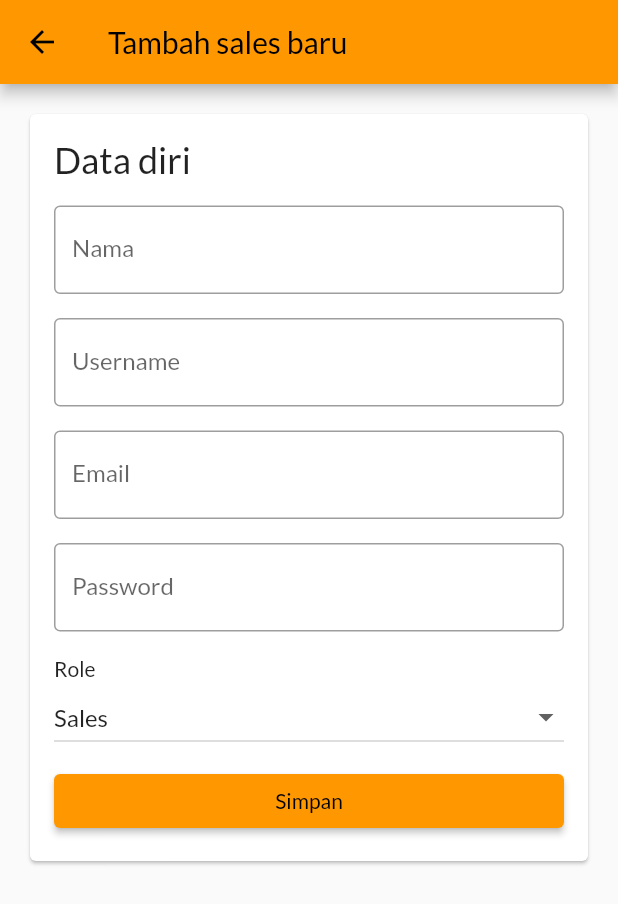
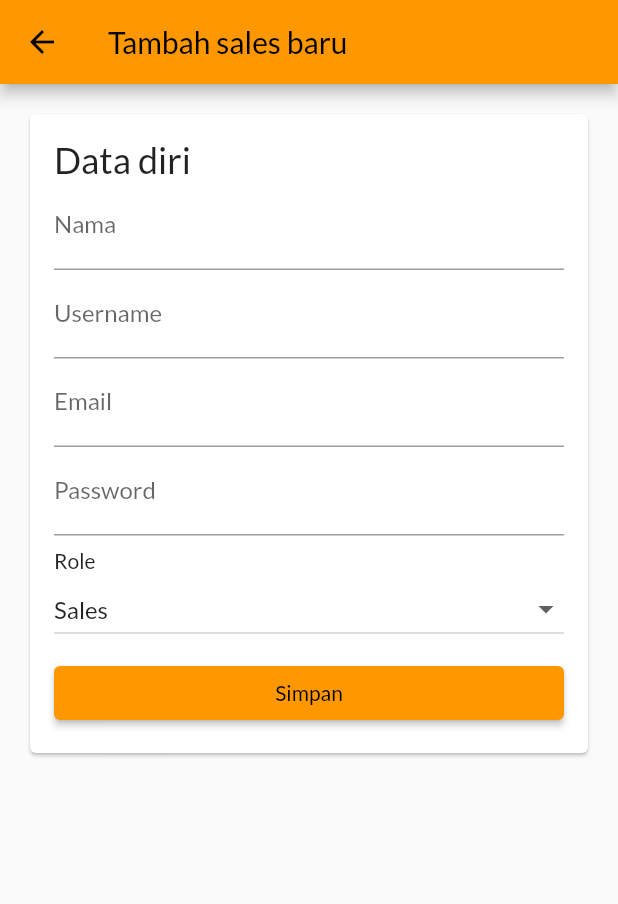
Before and after one commit to mirfanrafif/alohaapp, a Flutter app: the AddSalesPage screen opened directly, on a phone screen of 412 x 824 dp. Shown: the top 904 px of the screen. Run offline on Flutter 3.47's test engine with Material 2 defaults, Android fonts, the phone set to English and light mode, and no system bars; our stand-ins replace charts_flutter, file_picker, flutter_local_notifications, google_fonts, image_picker, multi_select_flutter and 4 more; accounts and stored records are empty; network calls fail.

```diff
--- a/lib/components/pages/add_sales_page.dart
+++ b/lib/components/pages/add_sales_page.dart
@@ -44,43 +44,29 @@ class _AddSalesPageState extends State<AddSalesPage> {
                         "Data diri",
                         style: TextStyle(fontSize: 24),
                       ),
-                      const SizedBox(
-                        height: 16,
-                      ),
                       TextField(
                         controller: _nameController,
-                        decoration: const InputDecoration(
-                            labelText: "Nama", border: OutlineInputBorder()),
-                      ),
-                      const SizedBox(
-                        height: 16,
+                        decoration: const InputDecoration(labelText: "Nama"),
                       ),
                       TextField(
                         controller: _usernameController,
                         decoration: const InputDecoration(
-                            labelText: "Username",
-                            border: OutlineInputBorder()),
-                      ),
-                      const SizedBox(
-                        height: 16,
+                          labelText: "Username",
+                        ),
                       ),
                       TextField(
                         controller: _emailController,
-                        decoration: const InputDecoration(
-                            labelText: "Email", border: OutlineInputBorder()),
-                      ),
-                      const SizedBox(
-                        height: 16,
+                        decoration: const InputDecoration(labelText: "Email"),
                       ),
                       TextField(
                         controller: _passwordController,
                         obscureText: true,
                         decoration: const InputDecoration(
-                            labelText: "Password",
-                            border: OutlineInputBorder()),
+                          labelText: "Password",
+                        ),
                       ),
                       const SizedBox(
-                        height: 16,
+                        height: 8,
                       ),
                       const Text("Role"),
                       DropdownButton<String>(
--- a/lib/components/pages/job_details_page.dart
+++ b/lib/components/pages/job_details_page.dart
@@ -53,7 +53,10 @@ class _JobDetailsPageState extends State<JobDetailsPage> {
                         ),
                         TextField(
                           decoration: const InputDecoration(
-                              border: OutlineInputBorder(), labelText: "Nama"),
+                            border: OutlineInputBorder(),
+                            labelText: "Nama",
+                            contentPadding: EdgeInsets.all(8),
+                          ),
                           controller: _namaController,
                         ),
                         const SizedBox(
@@ -62,6 +65,7 @@ class _JobDetailsPageState extends State<JobDetailsPage> {
                         TextField(
                           decoration: const InputDecoration(
                               border: OutlineInputBorder(),
+                              contentPadding: EdgeInsets.all(8),
                               labelText: "Deskripsi"),
                           minLines: 1,
                           maxLines: 3,
--- a/lib/components/widgets/messages/chat_image.dart
+++ b/lib/components/widgets/messages/chat_image.dart
@@ -26,8 +26,8 @@ class ChatImage extends StatelessWidget {
             // width: 300,
             height: 200,
             fit: BoxFit.cover,
-            errorBuilder: (context, error, stackTrace) => const Center(
-              child: Text("Tidak dapat memuat gambar"),
+            errorBuilder: (context, error, stackTrace) => Center(
+              child: Text("Tidak dapat memuat gambar " + (message.file ?? "")),
             ),
           ),
         ),
```
Also changed, not shown: lib/components/pages/delegate_customer_page.dart (+20 -7 lines), lib/components/widgets/agents/sales_list.dart (+21 -1 lines), lib/data/providers/message_provider.dart (+20 -4 lines), lib/data/providers/sales_provider.dart (+16 -1 lines), lib/data/service/message_service.dart (+28 -4 lines).
